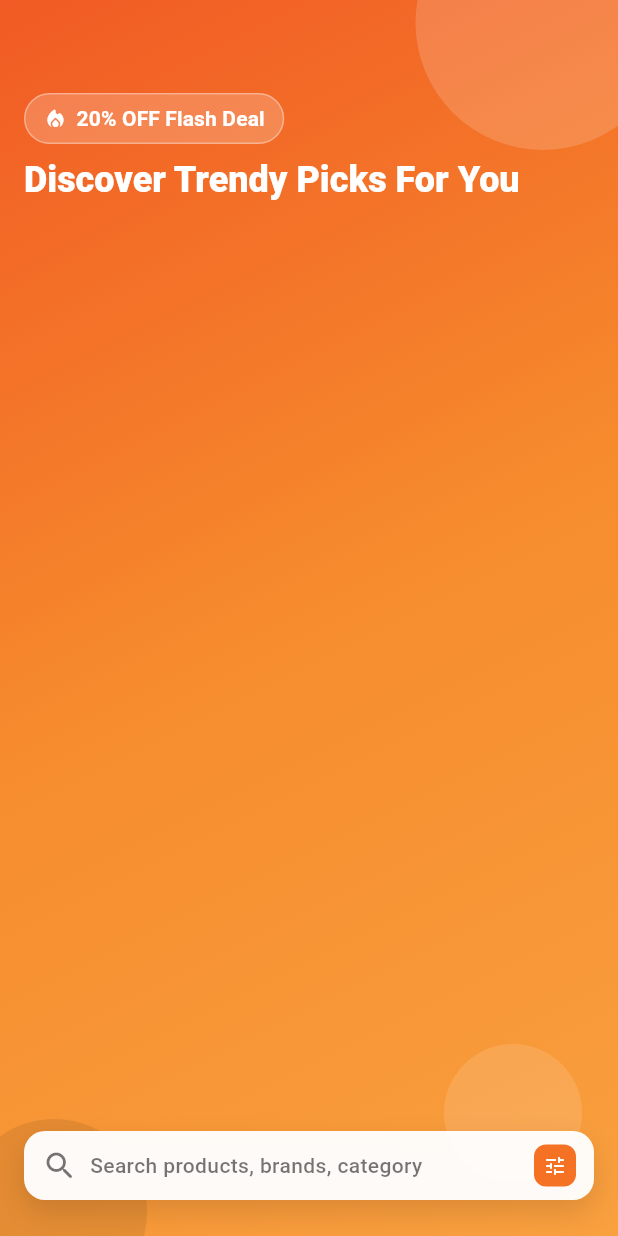
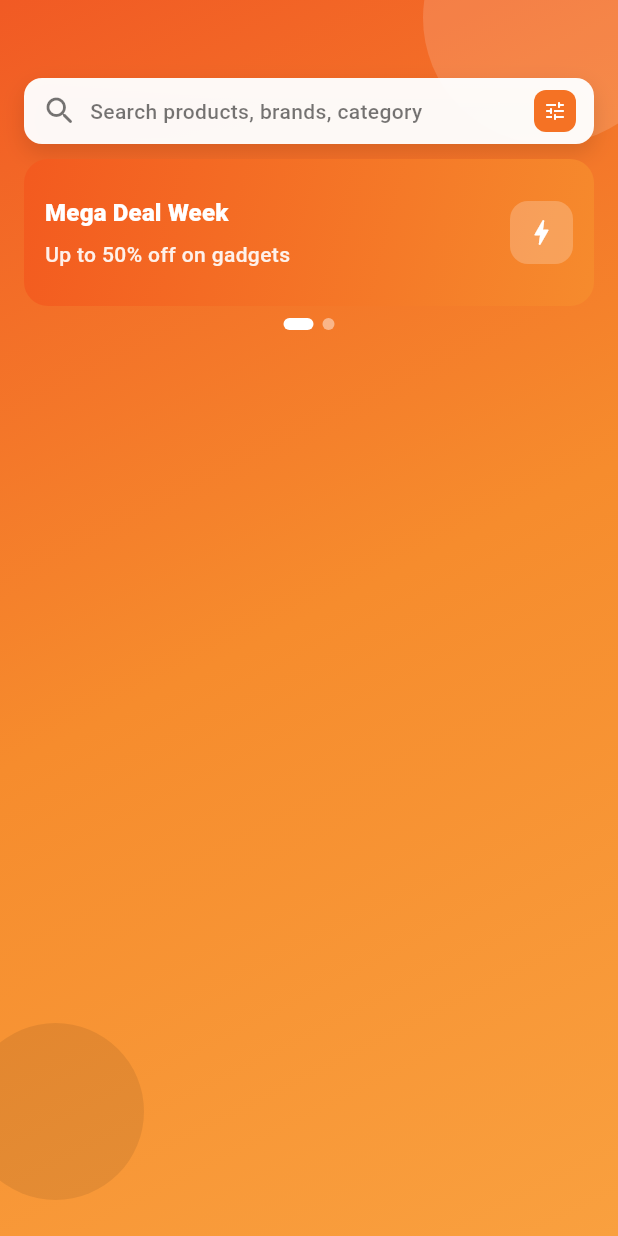
Before and after one commit to hrikhan/scroll-architecture-design, a Flutter app: the BannerHeader widget shown alone on an empty page, opened directly, on a phone screen of 412 x 824 dp. Run offline on Flutter 3.47's test engine with Material 3 defaults, Android fonts, the phone set to English and light mode, and no system bars; our stand-ins replace flutter_riverpod, shared_preferences; accounts and stored records are empty; network calls fail.

Commit message:
added product screen scrolling architecture - 'pull to refresh' 'nested scroll view'

```diff
--- a/lib/core/constants.dart
+++ b/lib/core/constants.dart
@@ -6,7 +6,7 @@ class AppConstants {
   static const String tokenStorageKey = 'auth_token';
   static const String userStorageKey = 'cached_user';
 
-  static const double bannerExpandedHeight = 220;
+  static const double bannerExpandedHeight = 260;
   static const double pinnedTabBarHeight = 52;
 
   static const List<String> productTabs = ['All', 'Men', 'Women'];
--- a/lib/core/utils/refresh_notification_predicate.dart
+++ b/lib/core/utils/refresh_notification_predicate.dart
@@ -1,6 +1,14 @@
 import 'package:flutter/material.dart';
 
 bool shouldHandlePullToRefresh(ScrollNotification notification) {
+  // In this screen we use RefreshIndicator + NestedScrollView + inner
+  // CustomScrollView tabs. Refresh notifications can come from either the
+  // outer scrollable (depth 0) or the active inner tab scrollable (depth 2).
+  final isSupportedDepth = notification.depth == 0 || notification.depth == 2;
+  if (!isSupportedDepth) {
+    return false;
+  }
+
   if (notification.metrics.axis != Axis.vertical) {
     return false;
   }
@@ -15,12 +23,11 @@ bool shouldHandlePullToRefresh(ScrollNotification notification) {
   }
 
   if (notification is ScrollUpdateNotification) {
-    return notification.dragDetails != null &&
-        (notification.scrollDelta ?? 0) < 0;
+    return notification.dragDetails != null;
   }
 
   if (notification is OverscrollNotification) {
-    return notification.dragDetails != null && notification.overscroll < 0;
+    return notification.dragDetails != null;
   }
 
   // Allow refresh indicator lifecycle to complete after a valid pull sequence.
--- a/lib/features/products/screens/products_screen.dart
+++ b/lib/features/products/screens/products_screen.dart
@@ -4,7 +4,6 @@ import 'package:flutter_riverpod/flutter_riverpod.dart';
 import '../../../core/constants.dart';
 import '../../../core/utils/refresh_notification_predicate.dart';
 import '../../../widgets/banner_header.dart';
-import '../../../widgets/pinned_tabbar.dart';
 import '../../auth/screens/profile_screen.dart';
 import '../viewmodels/products_viewmodel.dart';
 import '../widgets/widgets.dart';
@@ -22,6 +21,7 @@ class ProductsScreen extends ConsumerStatefulWidget {
 
 class _ProductsScreenState extends ConsumerState<ProductsScreen>
     with SingleTickerProviderStateMixin {
+  // One controller drives both TabBar taps and TabBarView swipes.
   late final TabController _tabController;
 
   @override
@@ -59,11 +59,13 @@ class _ProductsScreenState extends ConsumerState<ProductsScreen>
       body: RefreshIndicator(
         onRefresh: () => ref.read(productsViewModelProvider.notifier).refresh(),
         triggerMode: RefreshIndicatorTriggerMode.onEdge,
+        // Gate refresh to valid top-edge vertical drag notifications.
         notificationPredicate: shouldHandlePullToRefresh,
         child: NestedScrollView(
           physics: _kHomeScrollPhysics,
           headerSliverBuilder: (context, innerBoxIsScrolled) {
             return [
+              // Keeps outer header overlap in sync with each inner tab sliver.
               SliverOverlapAbsorber(
                 handle: NestedScrollView.sliverOverlapAbsorberHandleFor(
                   context,
@@ -92,17 +94,32 @@ class _ProductsScreenState extends ConsumerState<ProductsScreen>
                     collapseMode: CollapseMode.parallax,
                     background: BannerHeader(),
                   ),
+                  bottom: PreferredSize(
+                    preferredSize: tabBar.preferredSize,
+                    child: DecoratedBox(
+                      decoration: BoxDecoration(
+                        color: Theme.of(context).scaffoldBackgroundColor,
+                        boxShadow: innerBoxIsScrolled
+                            ? const [
+                                BoxShadow(
+                                  color: Colors.black12,
+                                  blurRadius: 6,
+                                  offset: Offset(0, 2),
+                                ),
+                              ]
+                            : null,
+                      ),
+                      child: tabBar,
+                    ),
+                  ),
                 ),
-              ),
-              SliverPersistentHeader(
-                pinned: true,
-                delegate: PinnedTabBar(tabBar: tabBar),
               ),
             ];
           },
           body: TabBarView(
             controller: _tabController,
             children: [
+              // Each tab renders its own sliver body and preserves its own offset.
               for (final tab in ProductsTab.values)
                 ProductsTabView(
                   tab: tab,
--- a/lib/features/products/viewmodels/products_viewmodel.dart
+++ b/lib/features/products/viewmodels/products_viewmodel.dart
@@ -13,19 +13,23 @@ enum ProductsTab {
   women,
 }
 
+// Data-source provider: creates the API-backed product remote layer.
 final productRemoteDataSourceProvider = Provider<ProductRemoteDataSource>((ref) {
   final apiClient = ref.watch(apiClientProvider);
   return ProductRemoteDataSource(apiClient);
 });
 
+// Repository provider: keeps UI/viewmodel decoupled from remote implementation.
 final productsRepositoryProvider = Provider<ProductsRepository>((ref) {
   final remoteDataSource = ref.watch(productRemoteDataSourceProvider);
   return ProductsRepositoryImpl(remoteDataSource);
 });
 
+// Main products state for loading/data/error via AsyncNotifier.
 final productsViewModelProvider =
     AsyncNotifierProvider<ProductsViewModel, List<Product>>(ProductsViewModel.new);
 
+// Derived provider that maps the full list into per-tab views.
 final productsByTabProvider = Provider.family<List<Product>, ProductsTab>((ref, tab) {
   final asyncProducts = ref.watch(productsViewModelProvider);
   final products = asyncProducts.value ?? const <Product>[];
@@ -47,9 +51,11 @@ final productsByTabProvider = Provider.family<List<Product>, ProductsTab>((ref,
 class ProductsViewModel extends AsyncNotifier<List<Product>> {
   ProductsRepository get _repository => ref.read(productsRepositoryProvider);
 
+  // Initial fetch when this viewmodel is first read.
   @override
   Future<List<Product>> build() => _repository.fetchProducts();
 
+  // Explicit refresh used by pull-to-refresh and retry actions.
   Future<void> refresh() async {
     try {
       final products = await _repository.fetchProducts();
--- a/lib/features/products/widgets/products_error_state.dart
+++ b/lib/features/products/widgets/products_error_state.dart
@@ -1,5 +1,6 @@
 import 'package:flutter/material.dart';
 
+// Reusable error block used inside tab slivers for initial load failures.
 class ProductsErrorState extends StatelessWidget {
   const ProductsErrorState({
     super.key,
--- a/lib/features/products/widgets/products_tab_view.dart
+++ b/lib/features/products/widgets/products_tab_view.dart
@@ -33,6 +33,7 @@ class ProductsTabView extends StatefulWidget {
 
 class _ProductsTabViewState extends State<ProductsTabView>
     with AutomaticKeepAliveClientMixin {
+  // Keep tab subtree alive so switching tabs does not rebuild and lose state.
   @override
   bool get wantKeepAlive => true;
 
@@ -41,9 +42,11 @@ class _ProductsTabViewState extends State<ProductsTabView>
     super.build(context);
 
     return CustomScrollView(
+      // Unique key per tab restores scroll position independently.
       key: PageStorageKey<String>('products-tab-${widget.tab.name}'),
       physics: _kHomeScrollPhysics,
       slivers: [
+        // Inject absorbed overlap so inner slivers start below the app bar.
         SliverOverlapInjector(
           handle: NestedScrollView.sliverOverlapAbsorberHandleFor(context),
         ),
@@ -62,6 +65,7 @@ class _ProductsTabViewState extends State<ProductsTabView>
     required List<Product> products,
     required VoidCallback onRetry,
   }) {
+    // Preserve already rendered data while background refreshes are in flight.
     final hasInitialData = asyncProducts.hasValue;
     if (asyncProducts.isLoading && !hasInitialData) {
       return const [
@@ -94,6 +98,7 @@ class _ProductsTabViewState extends State<ProductsTabView>
     }
 
     return [
+      // Grid keeps item rendering lazy through SliverChildBuilderDelegate.
       SliverPadding(
         padding: const EdgeInsets.fromLTRB(12, 0, 12, 16),
         sliver: SliverGrid(
--- a/lib/widgets/banner_header.dart
+++ b/lib/widgets/banner_header.dart
@@ -1,12 +1,60 @@
+import 'dart:async';
+
 import 'package:flutter/material.dart';
 
-class BannerHeader extends StatelessWidget {
+const _kBannerSlides = <_BannerSlideData>[
+  _BannerSlideData(
+    title: 'Mega Deal Week',
+    subtitle: 'Up to 50% off on gadgets',
+    icon: Icons.bolt_rounded,
+    colors: [Color(0xFFF35A1F), Color(0xFFF68B2D)],
+  ),
+  _BannerSlideData(
+    title: 'New Fashion Drop',
+    subtitle: 'Fresh arrivals every day',
+    icon: Icons.auto_awesome_rounded,
+    colors: [Color(0xFFDA4B1F), Color(0xFFF27224)],
+  ),
+];
+
+class BannerHeader extends StatefulWidget {
   const BannerHeader({super.key});
 
   @override
+  State<BannerHeader> createState() => _BannerHeaderState();
+}
+
+class _BannerHeaderState extends State<BannerHeader> {
+  late final PageController _pageController;
+  Timer? _autoSlideTimer;
+  int _currentIndex = 0;
+
+  @override
+  void initState() {
+    super.initState();
+    _pageController = PageController();
+    _autoSlideTimer = Timer.periodic(const Duration(seconds: 4), (_) {
+      if (!mounted || !_pageController.hasClients) {
+        return;
+      }
+      final nextIndex = (_currentIndex + 1) % _kBannerSlides.length;
+      _pageController.animateToPage(
+        nextIndex,
+        duration: const Duration(milliseconds: 420),
+        curve: Curves.easeInOut,
+      );
+    });
+  }
+
+  @override
+  void dispose() {
+    _autoSlideTimer?.cancel();
+    _pageController.dispose();
+    super.dispose();
+  }
+
+  @override
   Widget build(BuildContext context) {
-    final theme = Theme.of(context);
-
     return DecoratedBox(
       decoration: const BoxDecoration(
         gradient: LinearGradient(
@@ -19,81 +67,66 @@ class BannerHeader extends StatelessWidget {
         fit: StackFit.expand,
         children: [
           Positioned(
-            top: -70,
-            right: -35,
+            top: -72,
+            right: -38,
             child: _GlowCircle(
-              size: 170,
-              color: Colors.white.withValues(alpha: 0.16),
+              size: 168,
+              color: Colors.white.withValues(alpha: 0.15),
             ),
           ),
           Positioned(
-            bottom: 36,
-            right: 24,
+            bottom: 24,
+            left: -22,
             child: _GlowCircle(
-              size: 92,
-              color: Colors.white.withValues(alpha: 0.12),
-            ),
-          ),
-          Positioned(
-            bottom: -46,
-            left: -26,
-            child: _GlowCircle(
-              size: 124,
+              size: 118,
               color: Colors.black.withValues(alpha: 0.08),
             ),
           ),
           SafeArea(
             bottom: false,
             child: Padding(
-              padding: const EdgeInsets.fromLTRB(16, 62, 16, 16),
+              padding: const EdgeInsets.fromLTRB(16, 52, 16, 10),
               child: Column(
-                crossAxisAlignment: CrossAxisAlignment.start,
                 children: [
-                  Container(
-                    padding: const EdgeInsets.symmetric(
-                      horizontal: 12,
-                      vertical: 6,
-                    ),
-                    decoration: BoxDecoration(
-                      color: Colors.white.withValues(alpha: 0.20),
-                      borderRadius: BorderRadius.circular(999),
-                      border: Border.all(
-                        color: Colors.white.withValues(alpha: 0.35),
+                  _SearchBox(theme: Theme.of(context)),
+                  const SizedBox(height: 10),
+                  SizedBox(
+                    height: 98,
+                    child: ClipRRect(
+                      borderRadius: BorderRadius.circular(16),
+                      child: PageView.builder(
+                        controller: _pageController,
+                        itemCount: _kBannerSlides.length,
+                        onPageChanged: (index) {
+                          setState(() {
+                            _currentIndex = index;
+                          });
+                        },
+                        itemBuilder: (context, index) {
+                          return _BannerSlideCard(data: _kBannerSlides[index]);
+                        },
                       ),
-                    ),
-                    child: Row(
-                      mainAxisSize: MainAxisSize.min,
-                      children: [
-                        const Icon(
-                          Icons.local_fire_department_rounded,
-                          size: 16,
-                          color: Colors.white,
-                        ),
-                        const SizedBox(width: 6),
-                        Text(
-                          '20% OFF Flash Deal',
-                          style: theme.textTheme.labelLarge?.copyWith(
-                            color: Colors.white,
-                            fontWeight: FontWeight.w700,
-                          ),
-                        ),
-                      ],
-                    ),
-                  ),
-                  const SizedBox(height: 10),
-                  Text(
-                    'Discover Trendy Picks For You',
-                    style: theme.textTheme.headlineSmall?.copyWith(
-                      color: Colors.white,
-                      fontWeight: FontWeight.w800,
-                      height: 1.12,
                     ),
                   ),
                   const SizedBox(height: 8),
-
-                  const Spacer(),
-                  _SearchBox(theme: theme),
-                  const SizedBox(height: 8),
+                  Row(
+                    mainAxisAlignment: MainAxisAlignment.center,
+                    children: List.generate(_kBannerSlides.length, (index) {
+                      final selected = index == _currentIndex;
+                      return AnimatedContainer(
+                        duration: const Duration(milliseconds: 220),
+                        margin: const EdgeInsets.symmetric(horizontal: 3),
+                        width: selected ? 20 : 8,
+                        height: 8,
+                        decoration: BoxDecoration(
+                          color: selected
+                              ? Colors.white
+                              : Colors.white.withValues(alpha: 0.45),
+                          borderRadius: BorderRadius.circular(999),
+                        ),
+                      );
+                    }),
+                  ),
                 ],
               ),
             ),
@@ -112,16 +145,16 @@ class _SearchBox extends StatelessWidget {
   @override
   Widget build(BuildContext context) {
     return Container(
-      height: 46,
+      height: 44,
       padding: const EdgeInsets.symmetric(horizontal: 12),
       decoration: BoxDecoration(
         color: Colors.white.withValues(alpha: 0.96),
-        borderRadius: BorderRadius.circular(14),
+        borderRadius: BorderRadius.circular(12),
         boxShadow: [
           BoxShadow(
             color: Colors.black.withValues(alpha: 0.12),
-            blurRadius: 16,
-            offset: const Offset(0, 8),
+            blurRadius: 12,
+            offset: const Offset(0, 6),
           ),
         ],
       ),
@@ -159,25 +192,64 @@ class _SearchBox extends StatelessWidget {
   }
 }
 
-class _MiniTag extends StatelessWidget {
-  const _MiniTag({required this.label});
+class _BannerSlideCard extends StatelessWidget {
+  const _BannerSlideCard({required this.data});
 
-  final String label;
+  final _BannerSlideData data;
 
   @override
   Widget build(BuildContext context) {
-    return Container(
-      padding: const EdgeInsets.symmetric(horizontal: 8, vertical: 4),
+    final theme = Theme.of(context);
+
+    return DecoratedBox(
       decoration: BoxDecoration(
-        color: Colors.white.withValues(alpha: 0.16),
-        borderRadius: BorderRadius.circular(8),
-        border: Border.all(color: Colors.white.withValues(alpha: 0.28)),
+        gradient: LinearGradient(
+          colors: data.colors,
+          begin: Alignment.topLeft,
+          end: Alignment.bottomRight,
+        ),
       ),
-      child: Text(
-        label,
-        style: Theme.of(context).textTheme.labelSmall?.copyWith(
-          color: Colors.white,
-          fontWeight: FontWeight.w600,
+      child: Padding(
+        padding: const EdgeInsets.fromLTRB(14, 12, 14, 12),
+        child: Row(
+          children: [
+            Expanded(
+              child: Column(
+                crossAxisAlignment: CrossAxisAlignment.start,
+                mainAxisAlignment: MainAxisAlignment.center,
+                children: [
+                  Text(
+                    data.title,
+                    maxLines: 1,
+                    overflow: TextOverflow.ellipsis,
+                    style: theme.textTheme.titleMedium?.copyWith(
+                      color: Colors.white,
+                      fontWeight: FontWeight.w800,
+                    ),
+                  ),
+                  const SizedBox(height: 5),
+                  Text(
+                    data.subtitle,
+                    maxLines: 1,
+                    overflow: TextOverflow.ellipsis,
+                    style: theme.textTheme.bodyMedium?.copyWith(
+                      color: Colors.white.withValues(alpha: 0.9),
+                      fontWeight: FontWeight.w500,
+                    ),
+                  ),
+                ],
+              ),
+            ),
+            Container(
+              width: 42,
+              height: 42,
+              decoration: BoxDecoration(
+                color: Colors.white.withValues(alpha: 0.22),
+                borderRadius: BorderRadius.circular(12),
+              ),
+              child: Icon(data.icon, color: Colors.white, size: 22),
+            ),
+          ],
         ),
       ),
     );
@@ -199,3 +271,17 @@ class _GlowCircle extends StatelessWidget {
     );
   }
 }
+
+class _BannerSlideData {
+  const _BannerSlideData({
+    required this.title,
+    required this.subtitle,
+    required this.icon,
+    required this.colors,
+  });
+
+  final String title;
+  final String subtitle;
+  final IconData icon;
+  final List<Color> colors;
+}
```
Also changed, not shown: 4 other files.
